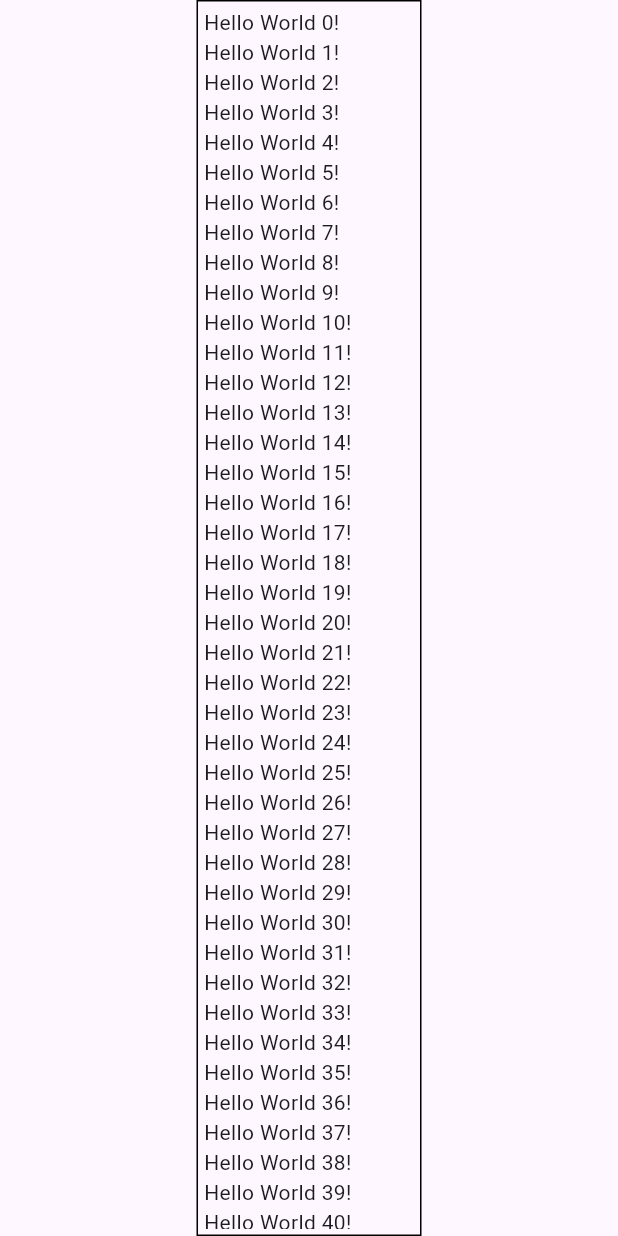
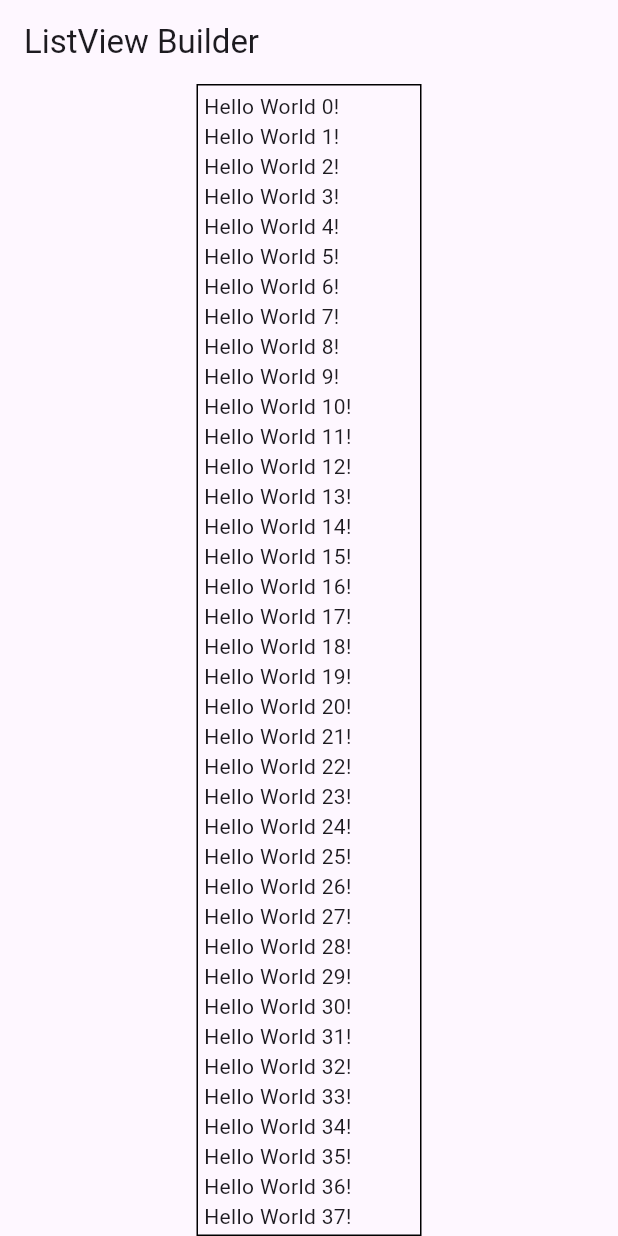
Before and after one commit to haplav/flutter_infinite_list_view, a Flutter app: the screen it shows after launch, on a phone screen of 412 x 824 dp. Run offline on Flutter 3.47's test engine with Material 3 defaults, Android fonts, the phone set to English and light mode, and no system bars.

Commit message:
add AppBar

```diff
--- a/lib/main.dart
+++ b/lib/main.dart
@@ -25,6 +25,9 @@ class MainApp extends StatelessWidget {
   Widget build(BuildContext context) {
     return MaterialApp(
       home: Scaffold(
+        appBar: AppBar(
+          title: const Text('ListView Builder'),
+        ),
         body: Center(
           child: Container(
             decoration: BoxDecoration(
```
